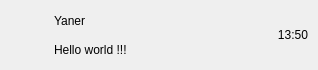
fdffwe/yuannn_chat, file client/Forms/chatuserwid.ui: the form before one commit.
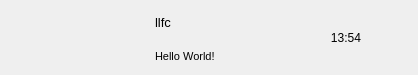
The form after the commit.

```diff
--- a/client/Forms/chatuserwid.ui
+++ b/client/Forms/chatuserwid.ui
@@ -6,143 +6,188 @@
    <rect>
     <x>0</x>
     <y>0</y>
-    <width>318</width>
-    <height>70</height>
+    <width>418</width>
+    <height>75</height>
    </rect>
   </property>
   <property name="minimumSize">
    <size>
     <width>0</width>
-    <height>70</height>
+    <height>75</height>
    </size>
   </property>
   <property name="maximumSize">
    <size>
     <width>16777215</width>
-    <height>70</height>
+    <height>75</height>
    </size>
   </property>
   <property name="windowTitle">
    <string>Form</string>
   </property>
-  <property name="autoFillBackground">
-   <bool>false</bool>
-  </property>
   <layout class="QHBoxLayout" name="horizontalLayout">
    <property name="spacing">
-    <number>0</number>
+    <number>5</number>
    </property>
    <property name="leftMargin">
-    <number>0</number>
+    <number>6</number>
    </property>
    <property name="topMargin">
-    <number>0</number>
+    <number>2</number>
    </property>
    <property name="rightMargin">
-    <number>0</number>
+    <number>6</number>
    </property>
    <property name="bottomMargin">
-    <number>0</number>
+    <number>2</number>
    </property>
    <item>
     <widget class="QWidget" name="icon_wid" native="true">
+     <property name="sizePolicy">
+      <sizepolicy hsizetype="Fixed" vsizetype="Fixed">
+       <horstretch>0</horstretch>
+       <verstretch>0</verstretch>
+      </sizepolicy>
+     </property>
+     <property name="minimumSize">
+      <size>
+       <width>60</width>
+       <height>60</height>
+      </size>
+     </property>
      <property name="maximumSize">
       <size>
-       <width>50</width>
-       <height>50</height>
+       <width>60</width>
+       <height>60</height>
       </size>
      </property>
-     <property name="autoFillBackground">
-      <bool>false</bool>
-     </property>
-     <layout class="QHBoxLayout" name="horizontalLayout_2">
-      <property name="spacing">
-       <number>0</number>
+     <widget class="QLabel" name="icon_lb">
+      <property name="geometry">
+       <rect>
+        <x>7</x>
+        <y>12</y>
+        <width>45</width>
+        <height>45</height>
+       </rect>
       </property>
-      <property name="leftMargin">
-       <number>0</number>
+      <property name="minimumSize">
+       <size>
+        <width>45</width>
+        <height>45</height>
+       </size>
       </property>
-      <property name="topMargin">
-       <number>0</number>
+      <property name="maximumSize">
+       <size>
+        <width>45</width>
+        <height>45</height>
+       </size>
       </property>
-      <property name="rightMargin">
-       <number>0</number>
+      <property name="text">
+       <string/>
       </property>
-      <property name="bottomMargin">
-       <number>0</number>
+      <property name="alignment">
+       <set>Qt::AlignCenter</set>
       </property>
-      <item>
-       <widget class="QLabel" name="icon_lb">
-        <property name="minimumSize">
-         <size>
-          <width>45</width>
-          <height>45</height>
-         </size>
-        </property>
-        <property name="maximumSize">
-         <size>
-          <width>45</width>
-          <height>45</height>
-         </size>
-        </property>
-        <property name="text">
-         <string/>
-        </property>
-       </widget>
-      </item>
-     </layout>
+     </widget>
+     <widget class="QLabel" name="red_point">
+      <property name="geometry">
+       <rect>
+        <x>27</x>
+        <y>0</y>
+        <width>30</width>
+        <height>30</height>
+       </rect>
+      </property>
+      <property name="minimumSize">
+       <size>
+        <width>30</width>
+        <height>30</height>
+       </size>
+      </property>
+      <property name="maximumSize">
+       <size>
+        <width>30</width>
+        <height>30</height>
+       </size>
+      </property>
+      <property name="text">
+       <string/>
+      </property>
+     </widget>
     </widget>
    </item>
    <item>
     <widget class="QWidget" name="user_info_wid" native="true">
      <property name="minimumSize">
       <size>
-       <width>0</width>
-       <height>60</height>
+       <width>120</width>
+       <height>0</height>
       </size>
      </property>
      <property name="maximumSize">
       <size>
-       <width>16777215</width>
-       <height>60</height>
+       <width>120</width>
+       <height>16777215</height>
       </size>
      </property>
-     <property name="autoFillBackground">
-      <bool>false</bool>
-     </property>
      <layout class="QVBoxLayout" name="verticalLayout">
-      <property name="spacing">
-       <number>2</number>
-      </property>
       <property name="leftMargin">
-       <number>4</number>
+       <number>2</number>
       </property>
       <property name="topMargin">
-       <number>2</number>
+       <number>5</number>
       </property>
       <property name="rightMargin">
        <number>2</number>
       </property>
       <property name="bottomMargin">
-       <number>2</number>
+       <number>5</number>
       </property>
       <item>
        <widget class="QLabel" name="user_name_lb">
+        <property name="minimumSize">
+         <size>
+          <width>0</width>
+          <height>30</height>
+         </size>
+        </property>
+        <property name="maximumSize">
+         <size>
+          <width>16777215</width>
+          <height>30</height>
+         </size>
+        </property>
+        <property name="font">
+         <font>
+          <pointsize>10</pointsize>
+         </font>
+        </property>
         <property name="text">
-         <string>Yaner</string>
-        </property>
-        <property name="alignment">
-         <set>Qt::AlignLeading|Qt::AlignLeft|Qt::AlignVCenter</set>
+         <string>llfc</string>
         </property>
        </widget>
       </item>
       <item>
        <widget class="QLabel" name="user_chat_lb">
+        <property name="minimumSize">
+         <size>
+          <width>0</width>
+          <height>30</height>
+         </size>
+        </property>
+        <property name="maximumSize">
+         <size>
+          <width>130</width>
+          <height>30</height>
+         </size>
+        </property>
+        <property name="font">
+         <font>
+          <pointsize>8</pointsize>
+         </font>
+        </property>
         <property name="text">
-         <string>Hello world !!!</string>
-        </property>
-        <property name="alignment">
-         <set>Qt::AlignLeading|Qt::AlignLeft|Qt::AlignVCenter</set>
+         <string>Hello World!</string>
         </property>
        </widget>
       </item>
@@ -152,47 +197,39 @@
    <item>
     <widget class="QWidget" name="time_wid" native="true">
      <property name="sizePolicy">
-      <sizepolicy hsizetype="Preferred" vsizetype="Preferred">
-       <horstretch>50</horstretch>
-       <verstretch>50</verstretch>
+      <sizepolicy hsizetype="Fixed" vsizetype="Fixed">
+       <horstretch>0</horstretch>
+       <verstretch>0</verstretch>
       </sizepolicy>
      </property>
+     <property name="minimumSize">
+      <size>
+       <width>50</width>
+       <height>50</height>
+      </size>
+     </property>
      <property name="maximumSize">
       <size>
        <width>50</width>
        <height>50</height>
       </size>
      </property>
-     <property name="autoFillBackground">
-      <bool>false</bool>
-     </property>
-     <layout class="QHBoxLayout" name="horizontalLayout_3">
-      <property name="spacing">
-       <number>0</number>
+     <widget class="QLabel" name="time_lb">
+      <property name="geometry">
+       <rect>
+        <x>0</x>
+        <y>20</y>
+        <width>54</width>
+        <height>12</height>
+       </rect>
       </property>
-      <property name="leftMargin">
-       <number>0</number>
+      <property name="text">
+       <string>13:54</string>
       </property>
-      <property name="topMargin">
-       <number>0</number>
+      <property name="alignment">
+       <set>Qt::AlignCenter</set>
       </property>
-      <property name="rightMargin">
-       <number>0</number>
-      </property>
-      <property name="bottomMargin">
-       <number>0</number>
-      </property>
-      <item>
-       <widget class="QLabel" name="time_lb">
-        <property name="text">
-         <string>13:50</string>
-        </property>
-        <property name="alignment">
-         <set>Qt::AlignCenter</set>
-        </property>
-       </widget>
-      </item>
-     </layout>
+     </widget>
     </widget>
    </item>
   </layout>
```
